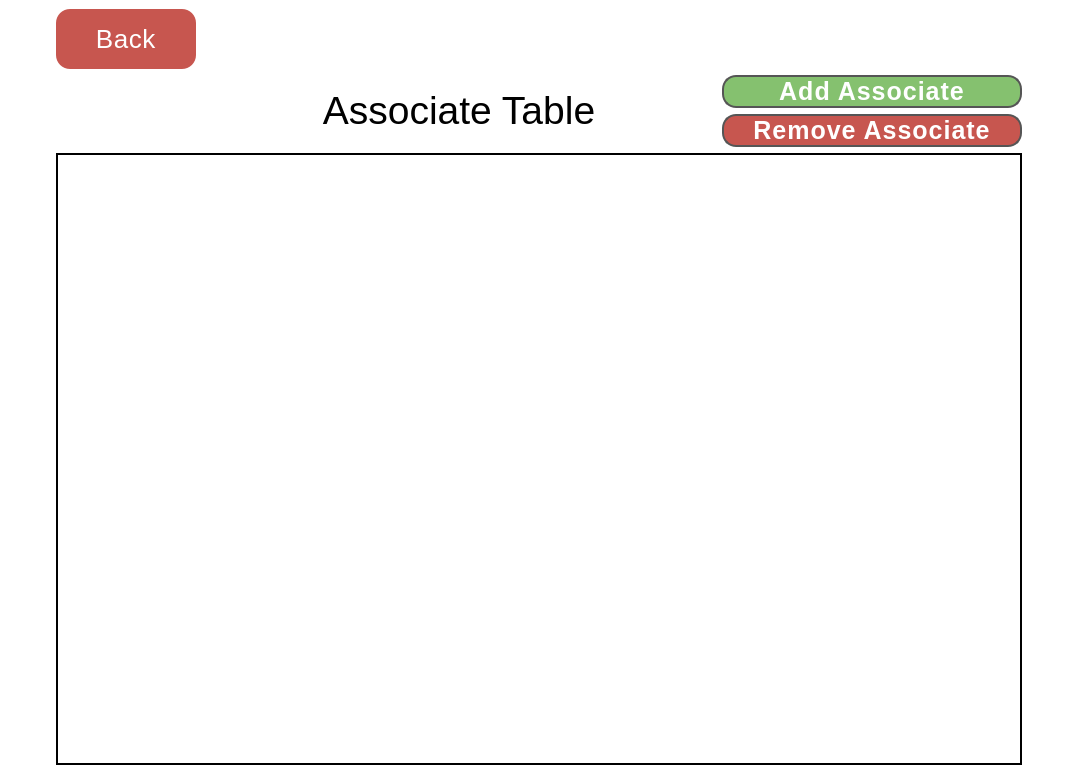
This is Windows/AdminWindow.ui in SEXESunny/SDEV265Final as Qt 5 draws it before an edit. The edited form follows.
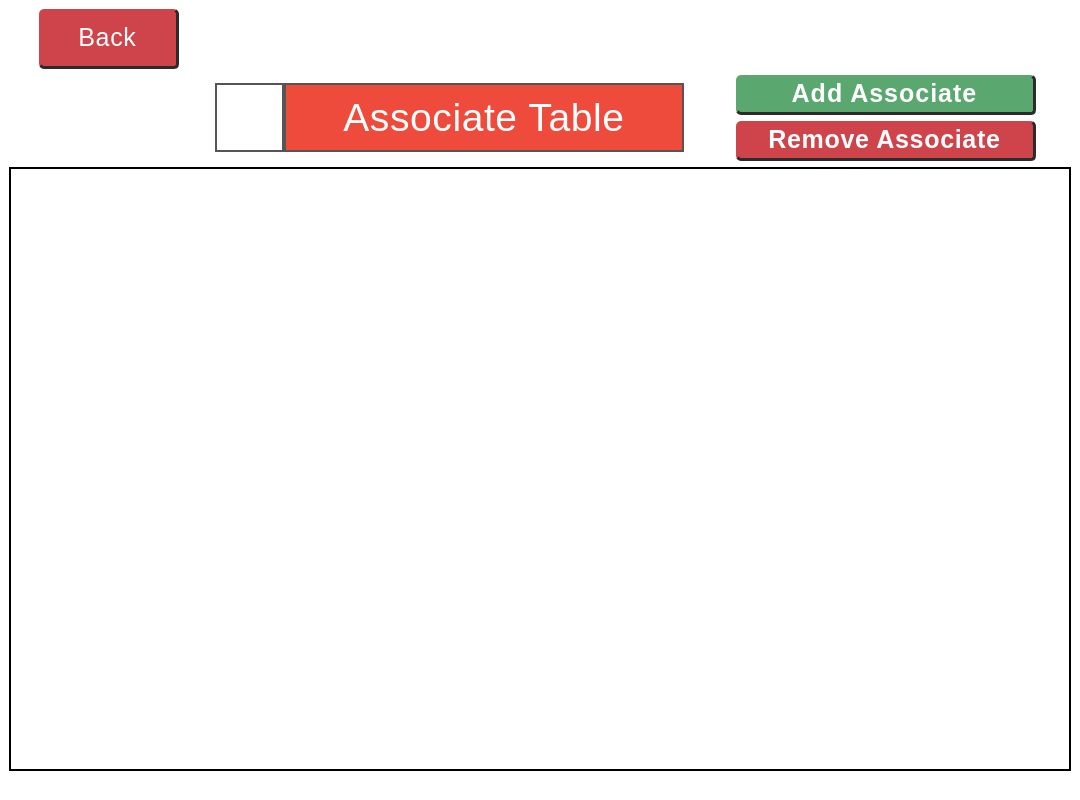
This is the edited form. Icons and pictures are not drawn.

Patch:
```diff
--- a/Windows/AdminWindow.ui
+++ b/Windows/AdminWindow.ui
@@ -7,7 +7,7 @@
     <x>0</x>
     <y>0</y>
     <width>1080</width>
-    <height>774</height>
+    <height>800</height>
    </rect>
   </property>
   <property name="sizePolicy">
@@ -16,6 +16,18 @@
     <verstretch>0</verstretch>
    </sizepolicy>
   </property>
+  <property name="minimumSize">
+   <size>
+    <width>1080</width>
+    <height>800</height>
+   </size>
+  </property>
+  <property name="maximumSize">
+   <size>
+    <width>1081</width>
+    <height>800</height>
+   </size>
+  </property>
   <property name="windowTitle">
    <string>MainWindow</string>
   </property>
@@ -24,40 +36,7 @@
   </property>
   <widget class="QWidget" name="centralwidget">
    <layout class="QGridLayout" name="gridLayout">
-    <item row="0" column="0">
-     <widget class="QPushButton" name="back_button">
-      <property name="minimumSize">
-       <size>
-        <width>140</width>
-        <height>60</height>
-       </size>
-      </property>
-      <property name="maximumSize">
-       <size>
-        <width>140</width>
-        <height>60</height>
-       </size>
-      </property>
-      <property name="font">
-       <font>
-        <family>Tahoma</family>
-        <pointsize>-1</pointsize>
-        <fontweight>DemiBold</fontweight>
-       </font>
-      </property>
-      <property name="styleSheet">
-       <string notr="true">border-radius: 14px;
-background-color: rgb(199, 86, 79); 
-color: white; letter-spacing: 0.6px; 
-font-size: 26px; 
-letter-spacing: .7px;</string>
-      </property>
-      <property name="text">
-       <string>Back</string>
-      </property>
-     </widget>
-    </item>
-    <item row="2" column="0" colspan="3">
+    <item row="3" column="0" colspan="5">
      <widget class="QTableView" name="admin_table_view">
       <property name="maximumSize">
        <size>
@@ -128,20 +107,211 @@
       </property>
      </widget>
     </item>
-    <item row="1" column="2">
-     <layout class="QVBoxLayout" name="verticalLayout">
+    <item row="2" column="0">
+     <spacer name="horizontalSpacer_2">
+      <property name="orientation">
+       <enum>Qt::Orientation::Horizontal</enum>
+      </property>
+      <property name="sizeType">
+       <enum>QSizePolicy::Policy::Fixed</enum>
+      </property>
+      <property name="sizeHint" stdset="0">
+       <size>
+        <width>200</width>
+        <height>20</height>
+       </size>
+      </property>
+     </spacer>
+    </item>
+    <item row="2" column="1">
+     <layout class="QVBoxLayout" name="verticalLayout_3">
       <item>
+       <layout class="QGridLayout" name="gridLayout_3">
+        <property name="spacing">
+         <number>0</number>
+        </property>
+        <item row="0" column="1">
+         <widget class="QLabel" name="associate_table">
+          <property name="minimumSize">
+           <size>
+            <width>400</width>
+            <height>60</height>
+           </size>
+          </property>
+          <property name="maximumSize">
+           <size>
+            <width>400</width>
+            <height>69</height>
+           </size>
+          </property>
+          <property name="font">
+           <font>
+            <family>Tahoma</family>
+            <pointsize>-1</pointsize>
+            <fontweight>DemiBold</fontweight>
+           </font>
+          </property>
+          <property name="styleSheet">
+           <string notr="true">border: 2px solid #555;
+background-color: rgb(239, 75, 60);
+color: white;
+letter-spacing: 0.6px;
+font-size: 39px;
+</string>
+          </property>
+          <property name="text">
+           <string>Associate Table</string>
+          </property>
+          <property name="alignment">
+           <set>Qt::AlignmentFlag::AlignCenter</set>
+          </property>
+         </widget>
+        </item>
+        <item row="0" column="0">
+         <widget class="QLabel" name="label">
+          <property name="sizePolicy">
+           <sizepolicy hsizetype="Fixed" vsizetype="Fixed">
+            <horstretch>0</horstretch>
+            <verstretch>0</verstretch>
+           </sizepolicy>
+          </property>
+          <property name="minimumSize">
+           <size>
+            <width>69</width>
+            <height>69</height>
+           </size>
+          </property>
+          <property name="maximumSize">
+           <size>
+            <width>69</width>
+            <height>69</height>
+           </size>
+          </property>
+          <property name="font">
+           <font>
+            <family>Tahoma</family>
+           </font>
+          </property>
+          <property name="styleSheet">
+           <string notr="true">border: 2px solid #555;
+</string>
+          </property>
+          <property name="text">
+           <string/>
+          </property>
+          <property name="pixmap">
+           <pixmap>:/IMGs/account_logo.png</pixmap>
+          </property>
+          <property name="scaledContents">
+           <bool>true</bool>
+          </property>
+         </widget>
+        </item>
+       </layout>
+      </item>
+     </layout>
+    </item>
+    <item row="2" column="4">
+     <layout class="QHBoxLayout" name="horizontalLayout">
+      <item>
+       <spacer name="horizontalSpacer_3">
+        <property name="orientation">
+         <enum>Qt::Orientation::Horizontal</enum>
+        </property>
+        <property name="sizeHint" stdset="0">
+         <size>
+          <width>40</width>
+          <height>20</height>
+         </size>
+        </property>
+       </spacer>
+      </item>
+     </layout>
+    </item>
+    <item row="0" column="1" colspan="4">
+     <spacer name="horizontalSpacer">
+      <property name="orientation">
+       <enum>Qt::Orientation::Horizontal</enum>
+      </property>
+      <property name="sizeType">
+       <enum>QSizePolicy::Policy::Expanding</enum>
+      </property>
+      <property name="sizeHint" stdset="0">
+       <size>
+        <width>500</width>
+        <height>20</height>
+       </size>
+      </property>
+     </spacer>
+    </item>
+    <item row="0" column="0">
+     <layout class="QVBoxLayout" name="verticalLayout_2">
+      <item>
+       <layout class="QGridLayout" name="gridLayout_2">
+        <item row="0" column="0">
+         <widget class="QPushButton" name="back_button">
+          <property name="minimumSize">
+           <size>
+            <width>140</width>
+            <height>60</height>
+           </size>
+          </property>
+          <property name="maximumSize">
+           <size>
+            <width>140</width>
+            <height>60</height>
+           </size>
+          </property>
+          <property name="font">
+           <font>
+            <family>Tahoma</family>
+            <pointsize>-1</pointsize>
+            <fontweight>DemiBold</fontweight>
+           </font>
+          </property>
+          <property name="cursor">
+           <cursorShape>PointingHandCursor</cursorShape>
+          </property>
+          <property name="styleSheet">
+           <string notr="true">QPushButton {
+border: None;
+border-radius: 5px;
+border-right: 2.7px solid rgb(43, 43, 43);
+border-bottom: 2.7px solid rgb(43, 43, 43);
+background-color:rgb(207, 67, 74);
+color: white;
+letter-spacing: 0.7px;
+font-size: 25px;
+}
+QPushButton:hover {
+color: rgb(238, 237, 240);
+background-color: rgb(165, 48, 55);
+}
+</string>
+          </property>
+          <property name="text">
+           <string>Back</string>
+          </property>
+         </widget>
+        </item>
+       </layout>
+      </item>
+     </layout>
+    </item>
+    <item row="2" column="3">
+     <layout class="QGridLayout" name="gridLayout_4">
+      <item row="0" column="0">
        <widget class="QPushButton" name="add_button">
         <property name="minimumSize">
          <size>
           <width>50</width>
-          <height>0</height>
+          <height>40</height>
          </size>
         </property>
         <property name="maximumSize">
          <size>
           <width>300</width>
-          <height>16777215</height>
+          <height>40</height>
          </size>
         </property>
         <property name="font">
@@ -152,24 +322,39 @@
          </font>
         </property>
         <property name="styleSheet">
-         <string notr="true">border: 2px solid #555; 
-border-radius: 14px;
-background-color: rgb(133, 193, 111);
-color: white; 
-letter-spacing: 1px; 
-font-size: 25px;</string>
+         <string notr="true">QPushButton {
+border: None;
+border-radius: 5px;
+border-right: 2.7px solid rgb(43, 43, 43);
+border-bottom: 2.7px solid rgb(43, 43, 43);
+background-color: #5AA86F;  /* Pastel green */
+color: white;
+letter-spacing: 1px;
+font-size: 25px;
+}
+QPushButton:hover {
+color: rgb(238, 237, 240);  /* Gray */
+background-color: #79B679;  /* Dark Pastel green */
+}
+</string>
         </property>
         <property name="text">
          <string>Add Associate</string>
         </property>
        </widget>
       </item>
-      <item>
+      <item row="1" column="0">
        <widget class="QPushButton" name="remove_button">
+        <property name="minimumSize">
+         <size>
+          <width>300</width>
+          <height>40</height>
+         </size>
+        </property>
         <property name="maximumSize">
          <size>
           <width>300</width>
-          <height>16777215</height>
+          <height>40</height>
          </size>
         </property>
         <property name="font">
@@ -180,12 +365,21 @@
          </font>
         </property>
         <property name="styleSheet">
-         <string notr="true">border: 2px solid #555; 
-border-radius: 14px;
-background-color: rgb(199, 86, 79); 
-color: white; 
-letter-spacing: 1px; 
-font-size: 25px;</string>
+         <string notr="true">QPushButton {
+border: None;
+border-radius: 5px;
+border-right: 2.7px solid rgb(43, 43, 43);
+border-bottom: 2.7px solid rgb(43, 43, 43);
+background-color:rgb(207, 67, 74);
+color: white;
+letter-spacing: 0.7px;
+font-size: 25px;
+}
+QPushButton:hover {
+color: rgb(238, 237, 240);
+background-color: rgb(165, 48, 55);
+}
+</string>
         </property>
         <property name="text">
          <string>Remove Associate</string>
@@ -194,38 +388,72 @@
       </item>
      </layout>
     </item>
-    <item row="1" column="1">
-     <widget class="QLabel" name="associate_table">
-      <property name="minimumSize">
-       <size>
-        <width>420</width>
-        <height>60</height>
-       </size>
+    <item row="4" column="0" colspan="4">
+     <layout class="QVBoxLayout" name="verticalLayout">
+      <property name="rightMargin">
+       <number>0</number>
       </property>
-      <property name="maximumSize">
-       <size>
-        <width>420</width>
-        <height>69</height>
-       </size>
+      <property name="bottomMargin">
+       <number>0</number>
       </property>
-      <property name="font">
-       <font>
-        <family>Tahoma</family>
-        <pointsize>-1</pointsize>
-        <fontweight>DemiBold</fontweight>
-       </font>
+      <item>
+       <layout class="QGridLayout" name="gridLayout_5">
+        <property name="topMargin">
+         <number>0</number>
+        </property>
+        <property name="spacing">
+         <number>0</number>
+        </property>
+        <item row="0" column="0">
+         <widget class="QLabel" name="label_2">
+          <property name="sizePolicy">
+           <sizepolicy hsizetype="Fixed" vsizetype="Fixed">
+            <horstretch>0</horstretch>
+            <verstretch>0</verstretch>
+           </sizepolicy>
+          </property>
+          <property name="maximumSize">
+           <size>
+            <width>160</width>
+            <height>80</height>
+           </size>
+          </property>
+          <property name="sizeIncrement">
+           <size>
+            <width>160</width>
+            <height>80</height>
+           </size>
+          </property>
+          <property name="text">
+           <string/>
+          </property>
+          <property name="pixmap">
+           <pixmap>:/IMGs/subbaroo_long_name.jpg</pixmap>
+          </property>
+          <property name="scaledContents">
+           <bool>true</bool>
+          </property>
+         </widget>
+        </item>
+       </layout>
+      </item>
+     </layout>
+    </item>
+    <item row="2" column="2">
+     <spacer name="horizontalSpacer_4">
+      <property name="orientation">
+       <enum>Qt::Orientation::Horizontal</enum>
       </property>
-      <property name="styleSheet">
-       <string notr="true">font-size: 39px;
-color: black;</string>
+      <property name="sizeType">
+       <enum>QSizePolicy::Policy::Fixed</enum>
       </property>
-      <property name="text">
-       <string>Associate Table</string>
+      <property name="sizeHint" stdset="0">
+       <size>
+        <width>40</width>
+        <height>20</height>
+       </size>
       </property>
-      <property name="alignment">
-       <set>Qt::AlignmentFlag::AlignCenter</set>
-      </property>
-     </widget>
+     </spacer>
     </item>
    </layout>
   </widget>
```
Left out of the diff: 6 changed lines with no effect on the pictures.
